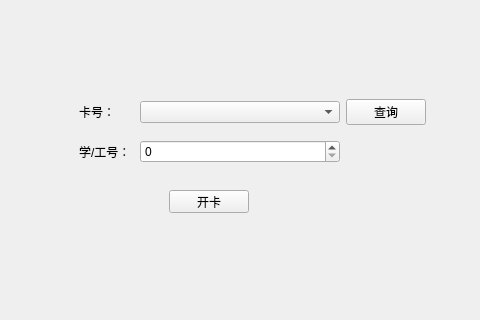
Before: the Qt Designer form mainwindow.ui in typingbugs/CardManageSystem, drawn with Qt 5; both pictures show x 127 to 607 and y 0 to 320 of the 708 by 493 pixel window.
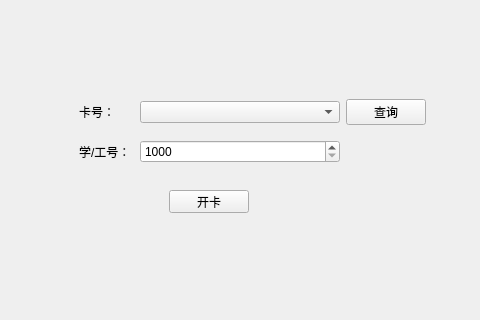
After: the same form once the commit is applied.

```diff
--- a/mainwindow.ui
+++ b/mainwindow.ui
@@ -290,6 +290,12 @@
            <height>16777215</height>
           </size>
          </property>
+         <property name="minimum">
+          <number>1000</number>
+         </property>
+         <property name="maximum">
+          <number>99999999</number>
+         </property>
         </widget>
        </item>
        <item row="0" column="1">
```
Left out of the diff: 2 changed lines with no effect on the pictures.
